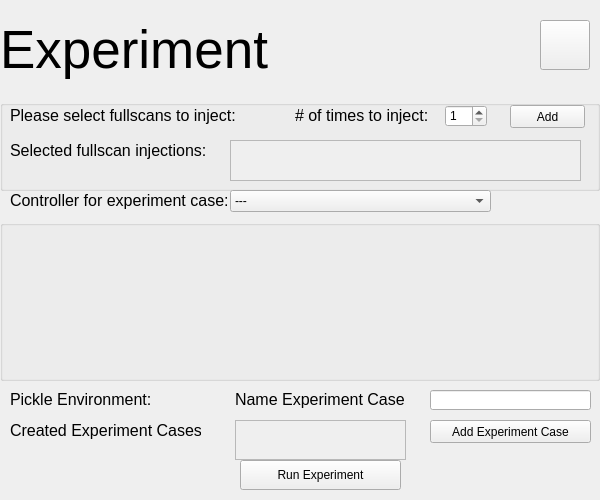
Old version of the form vimmsVisualisedGUI/ExperimentPage.ui in the repository Adam-Tem/vimmsVisualised.
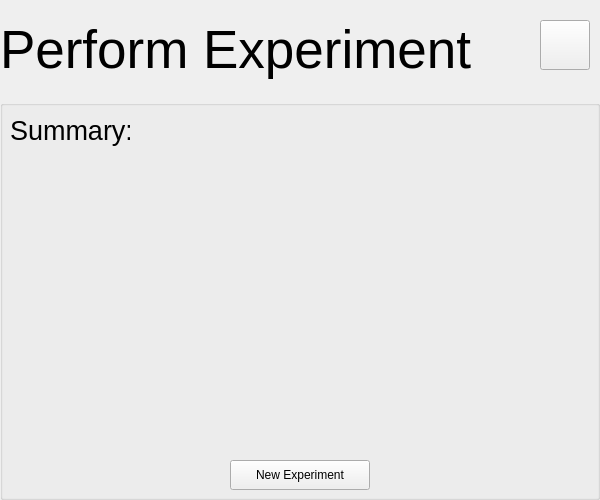
New version of the form.

Commit message: Summary screen is now available from the experiment page once the experiment completes, with the option to return for another experiment also possible, with local variables reset but widgets still needing to be.

```diff
--- a/vimmsVisualisedGUI/ExperimentPage.ui
+++ b/vimmsVisualisedGUI/ExperimentPage.ui
@@ -28,7 +28,7 @@
     </font>
    </property>
    <property name="text">
-    <string>Experiment</string>
+    <string>Perform Experiment</string>
    </property>
    <property name="alignment">
     <set>Qt::AlignLeading|Qt::AlignLeft|Qt::AlignVCenter</set>
@@ -416,6 +416,108 @@
     <set>Qt::AlignLeading|Qt::AlignLeft|Qt::AlignTop</set>
    </property>
   </widget>
+  <widget class="QGroupBox" name="SummaryGroupBox">
+   <property name="enabled">
+    <bool>true</bool>
+   </property>
+   <property name="geometry">
+    <rect>
+     <x>0</x>
+     <y>100</y>
+     <width>600</width>
+     <height>400</height>
+    </rect>
+   </property>
+   <property name="autoFillBackground">
+    <bool>true</bool>
+   </property>
+   <property name="title">
+    <string/>
+   </property>
+   <widget class="QLabel" name="SummaryTitleLabel">
+    <property name="geometry">
+     <rect>
+      <x>10</x>
+      <y>10</y>
+      <width>120</width>
+      <height>40</height>
+     </rect>
+    </property>
+    <property name="font">
+     <font>
+      <pointsize>20</pointsize>
+     </font>
+    </property>
+    <property name="text">
+     <string>Summary:</string>
+    </property>
+   </widget>
+   <widget class="QLabel" name="SummaryInfoLabel">
+    <property name="geometry">
+     <rect>
+      <x>20</x>
+      <y>60</y>
+      <width>560</width>
+      <height>280</height>
+     </rect>
+    </property>
+    <property name="font">
+     <font>
+      <pointsize>12</pointsize>
+     </font>
+    </property>
+    <property name="text">
+     <string/>
+    </property>
+    <property name="alignment">
+     <set>Qt::AlignLeading|Qt::AlignLeft|Qt::AlignTop</set>
+    </property>
+   </widget>
+   <widget class="QPushButton" name="NewExperimentButton">
+    <property name="geometry">
+     <rect>
+      <x>230</x>
+      <y>360</y>
+      <width>140</width>
+      <height>30</height>
+     </rect>
+    </property>
+    <property name="text">
+     <string>New Experiment</string>
+    </property>
+   </widget>
+  </widget>
+  <widget class="QPushButton" name="ViewSummaryButton">
+   <property name="enabled">
+    <bool>false</bool>
+   </property>
+   <property name="geometry">
+    <rect>
+     <x>430</x>
+     <y>460</y>
+     <width>161</width>
+     <height>30</height>
+    </rect>
+   </property>
+   <property name="text">
+    <string>View Summary</string>
+   </property>
+  </widget>
+  <zorder>VisualiseTitleLabel</zorder>
+  <zorder>ExperimentHomeButton</zorder>
+  <zorder>FullscanGroupBox</zorder>
+  <zorder>ControllerSelectLabel</zorder>
+  <zorder>ControllerComboBox</zorder>
+  <zorder>ParamsBox</zorder>
+  <zorder>AddExperimentCaseButton</zorder>
+  <zorder>ExperimentCasesLabel</zorder>
+  <zorder>ExperimentNamesScrollArea</zorder>
+  <zorder>RunExperimentButton</zorder>
+  <zorder>NameExperimentCaseLabel</zorder>
+  <zorder>CaseNameTextEdit</zorder>
+  <zorder>PickleEnvLabel</zorder>
+  <zorder>ViewSummaryButton</zorder>
+  <zorder>SummaryGroupBox</zorder>
  </widget>
  <resources/>
  <connections/>
```
The commit also changes 32 other files.
